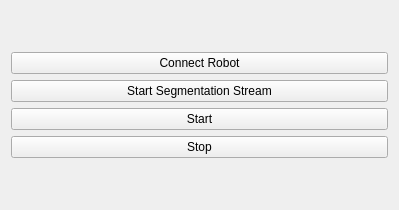
Old version of the form ROS_RoboticVessel/src/src/controller.ui in the repository Felixduelmer/kuka_robot_stack.
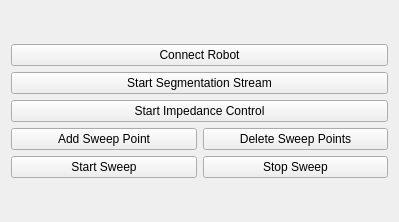
New version of the form.

What changed in the file:
```diff
--- a/ROS_RoboticVessel/src/src/controller.ui
+++ b/ROS_RoboticVessel/src/src/controller.ui
@@ -7,7 +7,7 @@
     <x>0</x>
     <y>0</y>
     <width>399</width>
-    <height>210</height>
+    <height>222</height>
    </rect>
   </property>
   <property name="windowTitle">
@@ -31,18 +31,47 @@
       </widget>
      </item>
      <item>
+      <widget class="QPushButton" name="pbtnImpedanceCtrl">
+       <property name="text">
+        <string>Start Impedance Control</string>
+       </property>
+      </widget>
+     </item>
+     <item>
+      <layout class="QHBoxLayout" name="horizontalLayout_2">
+       <item>
+        <widget class="QPushButton" name="pbtnAddPoint">
+         <property name="text">
+          <string>Add Sweep Point</string>
+         </property>
+        </widget>
+       </item>
+       <item>
+        <widget class="QPushButton" name="pbtnDeletePoints">
+         <property name="text">
+          <string>Delete Sweep Points</string>
+         </property>
+        </widget>
+       </item>
+      </layout>
+     </item>
+     <item>
+      <layout class="QHBoxLayout" name="horizontalLayout">
+       <item>
       <widget class="QPushButton" name="pbtStart">
        <property name="text">
-        <string>Start</string>
+          <string>Start Sweep</string>
        </property>
       </widget>
      </item>
      <item>
       <widget class="QPushButton" name="pbtStop">
        <property name="text">
-        <string>Stop</string>
-       </property>
-      </widget>
+          <string>Stop Sweep</string>
+         </property>
+        </widget>
+       </item>
+      </layout>
      </item>
     </layout>
    </item>
```
Lines whose indentation alone changed are shown as unchanged.
